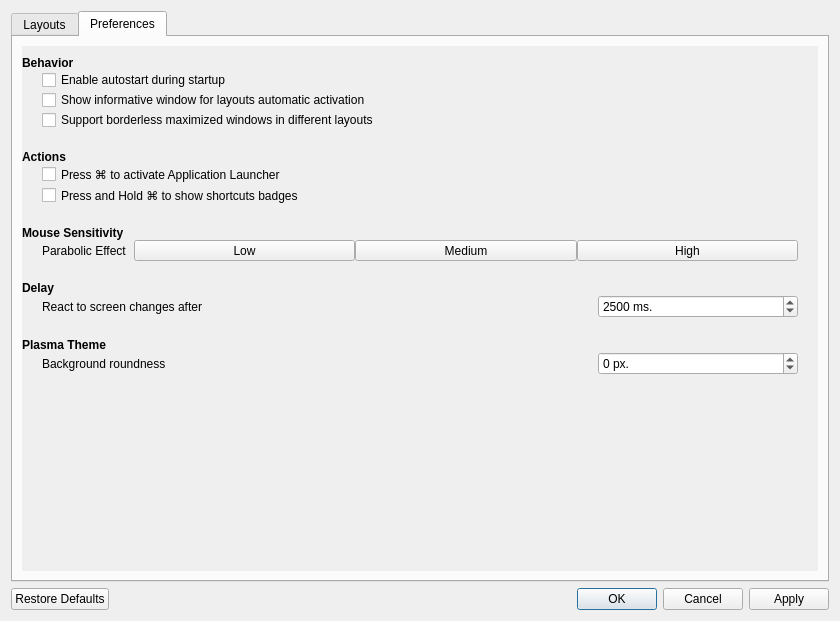
Above: app/settings/settingsdialog.ui from KDE/latte-dock before the change. Below: the same form after it.
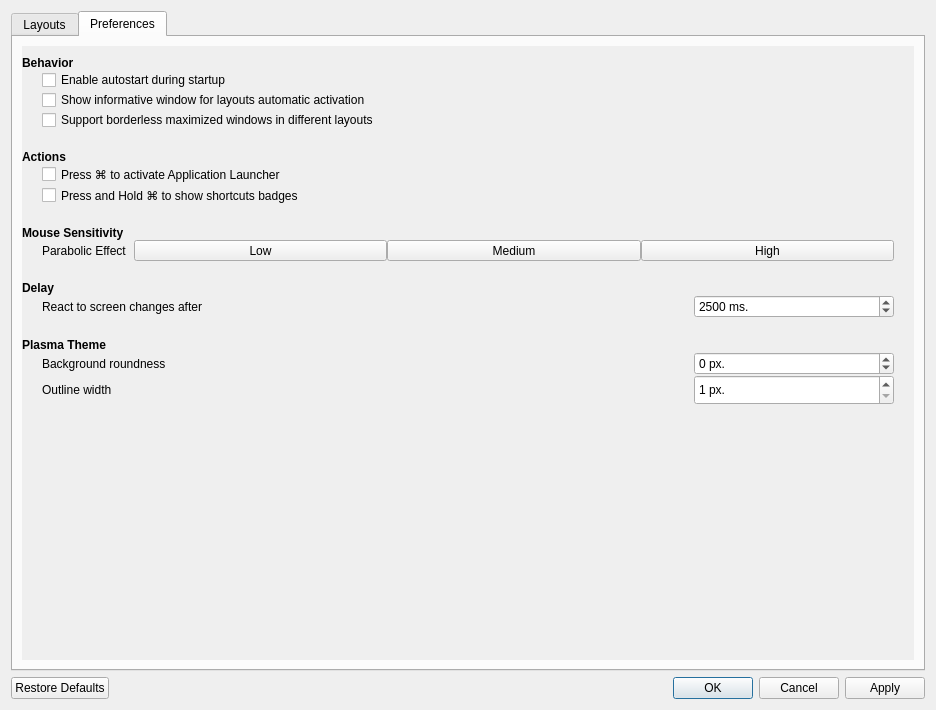
That is the form after the change. The open tabs and pages were chosen to show the change. Icons and pictures are not drawn.

Commit message: add outline width option in Preferences

Diff of the .ui file:
```diff
--- a/app/settings/settingsdialog.ui
+++ b/app/settings/settingsdialog.ui
@@ -6,8 +6,8 @@
    <rect>
     <x>0</x>
     <y>0</y>
-    <width>840</width>
-    <height>621</height>
+    <width>936</width>
+    <height>710</height>
    </rect>
   </property>
   <property name="windowTitle">
@@ -453,8 +453,8 @@
            <rect>
             <x>0</x>
             <y>0</y>
-            <width>805</width>
-            <height>523</height>
+            <width>885</width>
+            <height>613</height>
            </rect>
           </property>
           <layout class="QHBoxLayout" name="horizontalLayout_9">
@@ -1062,6 +1062,105 @@
                </item>
               </layout>
              </item>
+             <item>
+              <layout class="QHBoxLayout" name="horizontalLayout_15">
+               <item>
+                <spacer name="horizontalSpacer_16">
+                 <property name="orientation">
+                  <enum>Qt::Horizontal</enum>
+                 </property>
+                 <property name="sizeType">
+                  <enum>QSizePolicy::Fixed</enum>
+                 </property>
+                 <property name="sizeHint" stdset="0">
+                  <size>
+                   <width>20</width>
+                   <height>20</height>
+                  </size>
+                 </property>
+                </spacer>
+               </item>
+               <item>
+                <widget class="QLabel" name="outlineLbl">
+                 <property name="enabled">
+                  <bool>true</bool>
+                 </property>
+                 <property name="toolTip">
+                  <string>Outline width used from background to draw its borders</string>
+                 </property>
+                 <property name="text">
+                  <string>Outline width</string>
+                 </property>
+                </widget>
+               </item>
+               <item>
+                <widget class="QSpinBox" name="outlineSpinBox">
+                 <property name="sizePolicy">
+                  <sizepolicy hsizetype="MinimumExpanding" vsizetype="Fixed">
+                   <horstretch>0</horstretch>
+                   <verstretch>0</verstretch>
+                  </sizepolicy>
+                 </property>
+                 <property name="minimumSize">
+                  <size>
+                   <width>111</width>
+                   <height>30</height>
+                  </size>
+                 </property>
+                 <property name="maximumSize">
+                  <size>
+                   <width>200</width>
+                   <height>16777215</height>
+                  </size>
+                 </property>
+                 <property name="toolTip">
+                  <string>Outline width used from background to draw its borders</string>
+                 </property>
+                 <property name="suffix">
+                  <string> px.</string>
+                 </property>
+                 <property name="minimum">
+                  <number>1</number>
+                 </property>
+                 <property name="maximum">
+                  <number>16</number>
+                 </property>
+                </widget>
+               </item>
+               <item>
+                <spacer name="horizontalSpacer_15">
+                 <property name="orientation">
+                  <enum>Qt::Horizontal</enum>
+                 </property>
+                 <property name="sizeType">
+                  <enum>QSizePolicy::Fixed</enum>
+                 </property>
+                 <property name="sizeHint" stdset="0">
+                  <size>
+                   <width>20</width>
+                   <height>20</height>
+                  </size>
+                 </property>
+                </spacer>
+               </item>
+              </layout>
+             </item>
+             <item>
+              <spacer name="verticalSpacer_13">
+               <property name="orientation">
+                <enum>Qt::Vertical</enum>
+               </property>
+               <property name="sizeType">
+                <enum>QSizePolicy::Fixed</enum>
+               </property>
+               <property name="sizeHint" stdset="0">
+                <size>
+                 <width>20</width>
+                 <height>20</height>
+                </size>
+               </property>
+              </spacer>
+             </item>
              <item>
               <spacer name="verticalSpacer_6">
                <property name="orientation">
```
Left out of the diff: 38 changed lines with no effect on the pictures. The commit also changes 5 other files.
